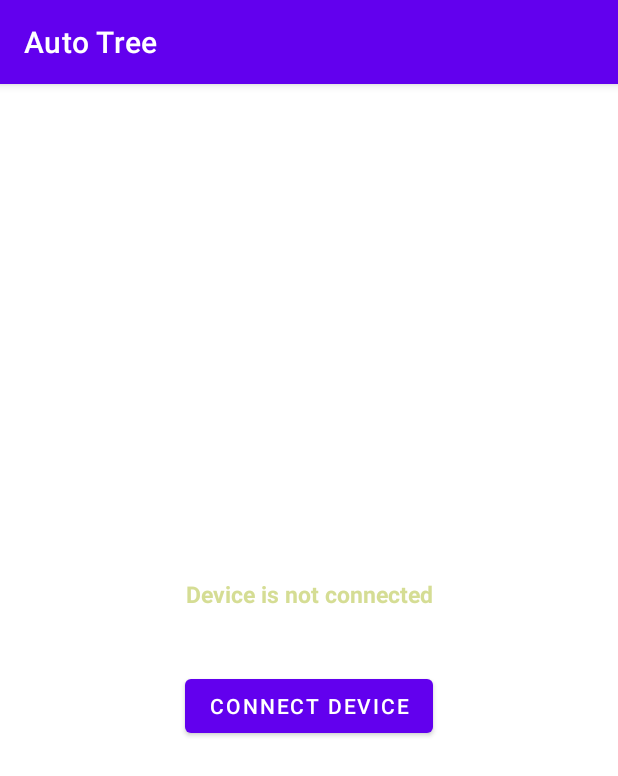
After one commit to ahxagent007/Auto-Tree-Watering-System, an Android app: the DeviceActivity screen opened directly, with no data from a screen before it, on a phone screen of 412 x 824 dp. The commit adds this screen. Shown: the top 776 px of the screen. Run offline under Robolectric (Android 15) with nearby library versions, the phone set to English and light mode, and no system bars; network calls fail.

Commit message:
Device Activity added

```diff
--- a/app/src/main/AndroidManifest.xml
+++ b/app/src/main/AndroidManifest.xml
@@ -14,6 +14,9 @@
         android:supportsRtl="true"
         android:theme="@style/Theme.AutoTree">
         <activity
+            android:name=".Activities.DeviceActivity"
+            android:exported="false" />
+        <activity
             android:name=".Activities.TreeActivity"
             android:exported="false" />
         <activity
--- /dev/null
+++ b/app/src/main/java/com/alphacuetech/xian/autotree/Activities/DeviceActivity.java
@@ -0,0 +1,16 @@
+package com.alphacuetech.xian.autotree.Activities;
+
+import androidx.appcompat.app.AppCompatActivity;
+
+import android.os.Bundle;
+
+import com.alphacuetech.xian.autotree.R;
+
+public class DeviceActivity extends AppCompatActivity {
+
+    @Override
+    protected void onCreate(Bundle savedInstanceState) {
+        super.onCreate(savedInstanceState);
+        setContentView(R.layout.activity_device);
+    }
+}
--- a/app/src/main/java/com/alphacuetech/xian/autotree/Activities/MainActivity.java
+++ b/app/src/main/java/com/alphacuetech/xian/autotree/Activities/MainActivity.java
@@ -33,6 +33,22 @@ public class MainActivity extends AppCompatActivity {
         }
 
         btn_water_plant.setOnClickListener(new View.OnClickListener() {
+            @Override
+            public void onClick(View view) {
+                Intent i = new Intent(getApplicationContext(), Menu.class);
+                startActivity(i);
+            }
+        });
+
+        btn_device_status.setOnClickListener(new View.OnClickListener() {
+            @Override
+            public void onClick(View view) {
+                Intent i = new Intent(getApplicationContext(), DeviceActivity.class);
+                startActivity(i);
+            }
+        });
+
+        btn_device_status.setOnClickListener(new View.OnClickListener() {
             @Override
             public void onClick(View view) {
                 Intent i = new Intent(getApplicationContext(), Menu.class);
--- a/app/src/main/java/com/alphacuetech/xian/autotree/Activities/Menu.java
+++ b/app/src/main/java/com/alphacuetech/xian/autotree/Activities/Menu.java
@@ -127,7 +127,6 @@ public class Menu extends AppCompatActivity implements LocationListener {
 
         mRequestQueue.add(mStringRequest);
     }
-
 
     public String convertSecToDate(int second, String timezone){
 
--- /dev/null
+++ b/app/src/main/res/layout/activity_device.xml
@@ -0,0 +1,28 @@
+<?xml version="1.0" encoding="utf-8"?>
+<androidx.appcompat.widget.LinearLayoutCompat xmlns:android="http://schemas.android.com/apk/res/android"
+    xmlns:app="http://schemas.android.com/apk/res-auto"
+    xmlns:tools="http://schemas.android.com/tools"
+    android:layout_width="match_parent"
+    android:layout_height="match_parent"
+    tools:context=".Activities.DeviceActivity"
+    android:orientation="vertical"
+    android:gravity="center">
+
+    <TextView
+        android:layout_margin="20dp"
+        android:layout_width="match_parent"
+        android:layout_height="wrap_content"
+        android:text="Device is not connected"
+        android:textColor="#D5DD94"
+        android:textStyle="bold"
+        android:textSize="15dp"
+        android:layout_gravity="center"
+        android:gravity="center"/>
+
+    <Button
+        android:layout_margin="20dp"
+        android:layout_width="wrap_content"
+        android:layout_height="wrap_content"
+        android:text="Connect Device"/>
+
+</androidx.appcompat.widget.LinearLayoutCompat>
```
